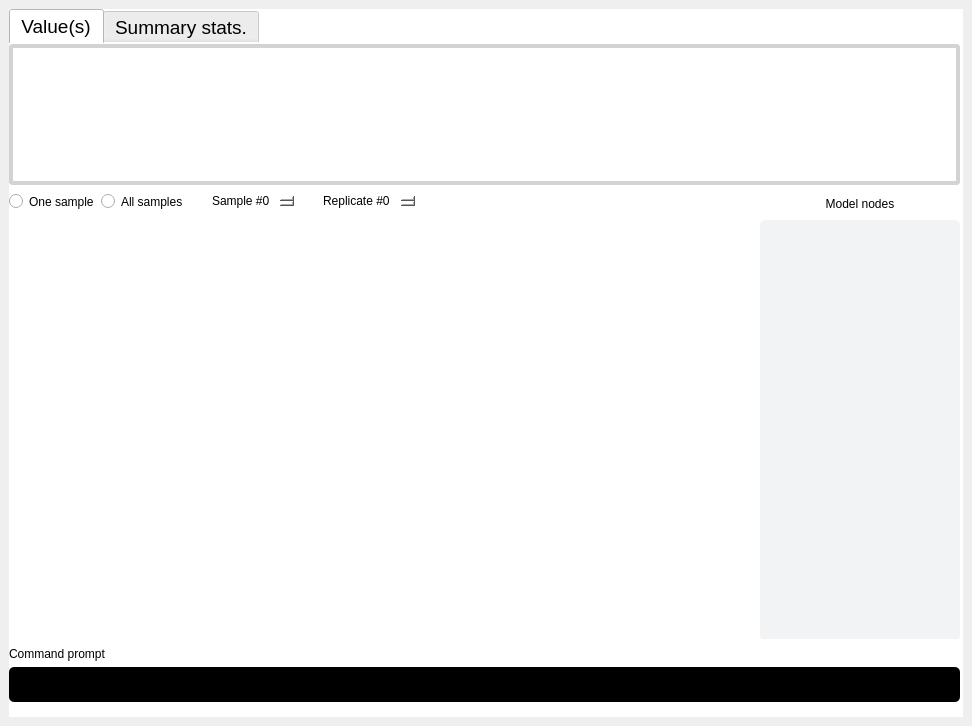
Old version of the form src/phylojunction/interface/pysidegui/pjguipages/pjgui_pages.ui in the repository fkmendes/PhyloJunction.
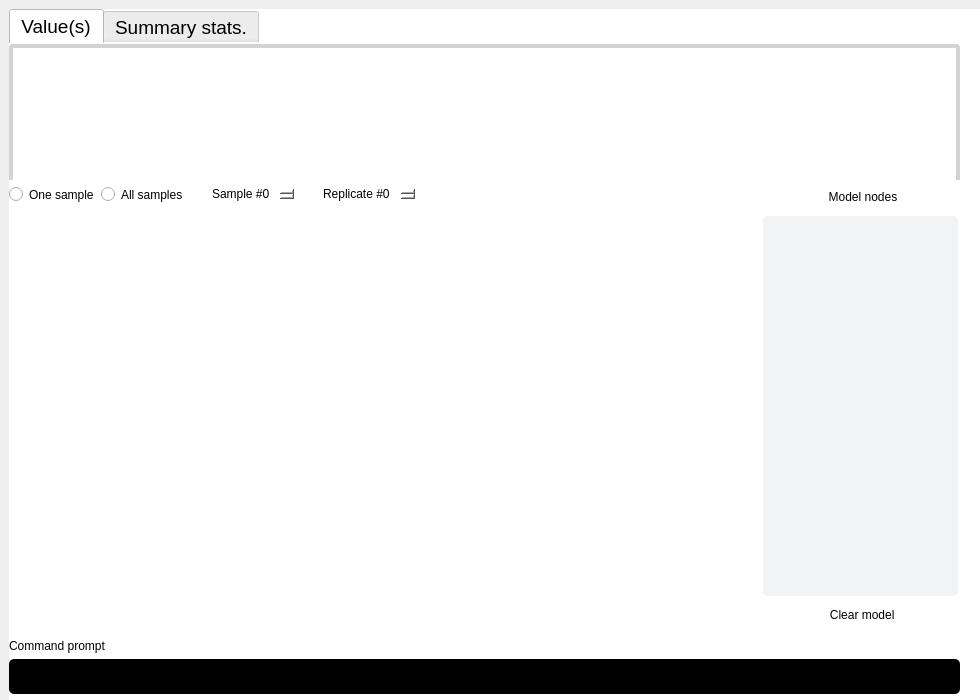
New version of the form. Icons and pictures are not drawn. Custom widgets are drawn as their Qt base class.

Commit message: Add top menubar, and read script/clear functionality

```diff
--- a/src/phylojunction/interface/pysidegui/pjguipages/pjgui_pages.ui
+++ b/src/phylojunction/interface/pysidegui/pjguipages/pjgui_pages.ui
@@ -6,10 +6,22 @@
    <rect>
     <x>0</x>
     <y>0</y>
-    <width>972</width>
-    <height>726</height>
+    <width>980</width>
+    <height>700</height>
    </rect>
   </property>
+  <property name="minimumSize">
+   <size>
+    <width>980</width>
+    <height>700</height>
+   </size>
+  </property>
+  <property name="maximumSize">
+   <size>
+    <width>16777215</width>
+    <height>700</height>
+   </size>
+  </property>
   <property name="windowTitle">
    <string>StackedWidget</string>
   </property>
@@ -17,19 +29,31 @@
    <number>0</number>
   </property>
   <widget class="QWidget" name="pgm_page">
+   <property name="minimumSize">
+    <size>
+     <width>980</width>
+     <height>700</height>
+    </size>
+   </property>
+   <property name="maximumSize">
+    <size>
+     <width>16777215</width>
+     <height>700</height>
+    </size>
+   </property>
    <layout class="QVBoxLayout" name="verticalLayout">
     <item>
      <widget class="QFrame" name="pgm_page_frame">
       <property name="minimumSize">
        <size>
-        <width>950</width>
+        <width>980</width>
         <height>700</height>
        </size>
       </property>
       <property name="maximumSize">
        <size>
         <width>16777215</width>
-        <height>16777215</height>
+        <height>700</height>
        </size>
       </property>
       <property name="styleSheet">
@@ -46,28 +70,30 @@
        <property name="geometry">
         <rect>
          <x>0</x>
-         <y>180</y>
-         <width>951</width>
+         <y>170</y>
+         <width>954</width>
          <height>451</height>
         </rect>
        </property>
        <layout class="QGridLayout" name="pgm_fig_node_list_grid_layout">
         <item row="1" column="1">
-         <widget class="QListWidget" name="node_list">
-          <property name="minimumSize">
-           <size>
-            <width>200</width>
-            <height>400</height>
-           </size>
-          </property>
-          <property name="maximumSize">
-           <size>
-            <width>200</width>
-            <height>16777215</height>
-           </size>
-          </property>
-          <property name="styleSheet">
-           <string notr="true">QListWidget {
+         <layout class="QVBoxLayout" name="node_list_vert_layout">
+          <item>
+           <widget class="QListWidget" name="node_list">
+            <property name="minimumSize">
+             <size>
+              <width>195</width>
+              <height>250</height>
+             </size>
+            </property>
+            <property name="maximumSize">
+             <size>
+              <width>195</width>
+              <height>380</height>
+             </size>
+            </property>
+            <property name="styleSheet">
+             <string notr="true">QListWidget {
 	background-color: #f1f3f5;
 	color: #495057;
 	border-radius: 5px;
@@ -79,8 +105,42 @@
 	border: 0;
 }
 </string>
-          </property>
-         </widget>
+            </property>
+           </widget>
+          </item>
+          <item>
+           <widget class="QPushButton" name="clear_model">
+            <property name="enabled">
+             <bool>true</bool>
+            </property>
+            <property name="minimumSize">
+             <size>
+              <width>195</width>
+              <height>25</height>
+             </size>
+            </property>
+            <property name="maximumSize">
+             <size>
+              <width>195</width>
+              <height>16777215</height>
+             </size>
+            </property>
+            <property name="text">
+             <string> Clear model</string>
+            </property>
+            <property name="icon">
+             <iconset>
+              <normaloff>../images/icons/icon_clear.svg</normaloff>../images/icons/icon_clear.svg</iconset>
+            </property>
+            <property name="iconSize">
+             <size>
+              <width>20</width>
+              <height>20</height>
+             </size>
+            </property>
+           </widget>
+          </item>
+         </layout>
         </item>
         <item row="0" column="0">
          <layout class="QHBoxLayout" name="horizontalLayout">
@@ -243,9 +303,9 @@
        <property name="geometry">
         <rect>
          <x>0</x>
-         <y>630</y>
+         <y>620</y>
          <width>951</width>
-         <height>63</height>
+         <height>65</height>
         </rect>
        </property>
        <layout class="QVBoxLayout" name="cmd_prompt_vert_layout">
@@ -321,7 +381,7 @@
          <x>0</x>
          <y>0</y>
          <width>951</width>
-         <height>181</height>
+         <height>171</height>
         </rect>
        </property>
        <property name="minimumSize">
```
Left out of the diff: 100 changed lines with no effect on the pictures. The commit also changes 7 other files.
